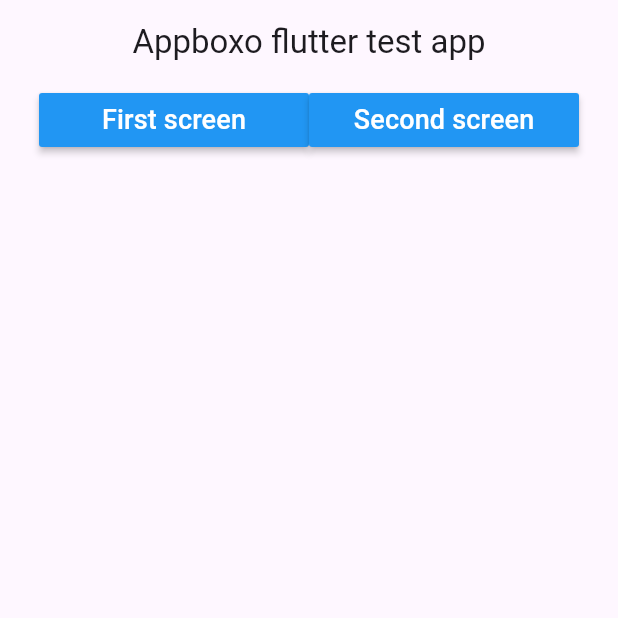
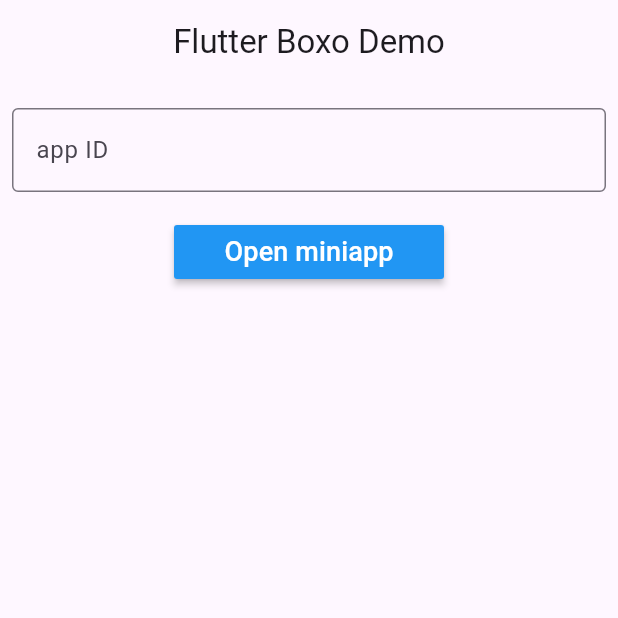
Before and after one commit to Appboxo/sample-flutter-app, a Flutter app: the screen it shows after launch, on a phone screen of 412 x 824 dp, the top half of it. Run offline on Flutter 3.47's test engine with Material 3 defaults, Android fonts, the phone set to English and light mode, and no system bars; missing offline and left inert: appboxo_sdk, ndialog; statements that could not run were skipped.

Commit message:
add textfield to open miniapp by appId

```diff
--- a/lib/main.dart
+++ b/lib/main.dart
@@ -1,18 +1,13 @@
 /*CORE*/
 import 'dart:async';
 import 'dart:convert';
-
-/*APPBOXO_SDK*/
 import 'package:appboxo_sdk/appboxo_sdk.dart';
 import 'package:flutter/material.dart';
 import 'package:http/http.dart' as http;
 
 /*ROUTeS*/
 import 'common/routes.dart';
-import 'pages/first.page.dart';
-/*PAGES*/
 import 'pages/main.page.dart';
-import 'pages/second.page.dart';
 
 void main() => runApp(MyApp());
 
@@ -26,11 +21,13 @@ class _MyAppState extends State<MyApp> {
 
   @override
   void initState() {
-    Appboxo.setConfig("[CLIENT_ID]", multitaskMode: true, theme: 'light');
+    Appboxo.setConfig('602248',
+        userId: '24', multitaskMode: true, theme: 'light');
     subscription = Appboxo.lifecycleHooksListener(
       onAuth: (appId) {
-        http.get(Uri.parse(
-            'https://demo-hostapp.appboxo.com/api/get_auth_code/'))
+        http
+            .get(Uri.parse(
+                'https://demo-hostapp.appboxo.com/api/get_auth_code/'))
             .then((response) {
           if (response.statusCode >= 400) {
             print('Error fetching auth code: ${response.body}');
@@ -78,8 +75,6 @@ class _MyAppState extends State<MyApp> {
       debugShowCheckedModeBanner: false,
       routes: {
         Routes.Main: (BuildContext context) => MainPage(),
-        Routes.FirstPage: (BuildContext context) => FirstPage(),
-        Routes.SecondPage: (BuildContext context) => SecondPage(),
       },
     );
   }
--- a/lib/pages/main.page.dart
+++ b/lib/pages/main.page.dart
@@ -4,8 +4,6 @@ import 'dart:async';
 import 'package:appboxo_sdk/appboxo_sdk.dart';
 import 'package:flutter/material.dart';
 import 'package:ndialog/ndialog.dart';
-import '../common/routes.dart';
-/*ROUTES*/
 
 class MainPage extends StatefulWidget {
   @override
@@ -15,6 +13,9 @@ class MainPage extends StatefulWidget {
 class _MainPageState extends State<MainPage> {
   late StreamSubscription<MiniappsResult> subscription;
   late StreamSubscription<PaymentEvent> paymentSubscription;
+
+  List<MiniappData> miniapps = List.empty();
+  final miniappIdController = TextEditingController();
 
   @override
   void initState() {
@@ -65,12 +66,11 @@ class _MainPageState extends State<MainPage> {
     super.initState();
   }
 
-  List<MiniappData> miniapps = List.empty();
-
   @override
   void dispose() {
     subscription.cancel();
     paymentSubscription.cancel();
+    miniappIdController.dispose();
     super.dispose();
   }
 
@@ -79,26 +79,16 @@ class _MainPageState extends State<MainPage> {
     return Scaffold(
         appBar: AppBar(
           centerTitle: true,
-          title: Text('Appboxo flutter test app'),
+          title: Text('Flutter Boxo Demo'),
         ),
         body: Column(children: [
-          Container(
-              child: Row(
-            mainAxisAlignment: MainAxisAlignment.center,
-            children: [
-              SizedBox(
-                width: 180,
-                child: MaterialButton(
-                  color: Colors.blue,
-                  onPressed: () {
-                    Navigator.of(context).pushNamed(Routes.FirstPage);
-                  },
-                  child: Text(
-                    'First screen',
-                    style: TextStyle(
-                      color: Colors.white,
-                      fontSize: 18,
-                    ),
+          Padding(
+            padding: EdgeInsets.symmetric(horizontal: 8, vertical: 16),
+            child: TextField(
+              controller: miniappIdController,
+              decoration: InputDecoration(
+                border: OutlineInputBorder(),
+                hintText: 'app ID',
               ),
             ),
           ),
@@ -107,19 +97,17 @@ class _MainPageState extends State<MainPage> {
             child: MaterialButton(
               color: Colors.blue,
               onPressed: () {
-                    Navigator.of(context).pushNamed(Routes.SecondPage);
+                Appboxo.openMiniapp(miniappIdController.text);
               },
               child: Text(
-                    'Second screen',
+                'Open miniapp',
                 style: TextStyle(
                   color: Colors.white,
                   fontSize: 18,
                 ),
               ),
             ),
-              )
-            ],
-          )),
+          ),
           Expanded(
               child: ListView.builder(
                   padding: const EdgeInsets.all(8),
@@ -138,7 +126,10 @@ class _MainPageState extends State<MainPage> {
                                 width: 40,
                                 height: 40,
                               ),
-                            Text('${miniapps[index].name}')
+                            Padding(
+                                padding: EdgeInsets.symmetric(
+                                    horizontal: 8, vertical: 8),
+                                child: Text('${miniapps[index].name}'))
                           ]),
                         ));
                   }))
```
Also changed, not shown: lib/pages/first.page.dart (deleted, +0 -70 lines), lib/pages/second.page.dart (deleted, +0 -75 lines). Lines whose indentation alone changed are shown as unchanged.
